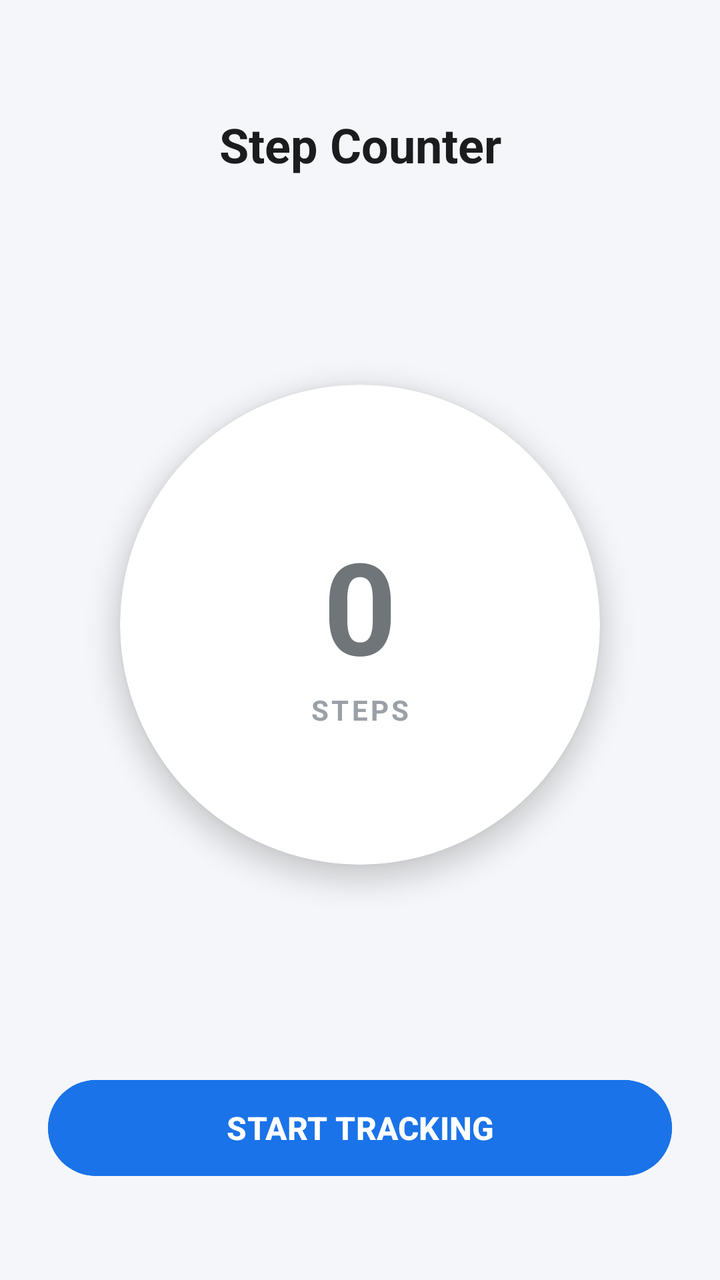
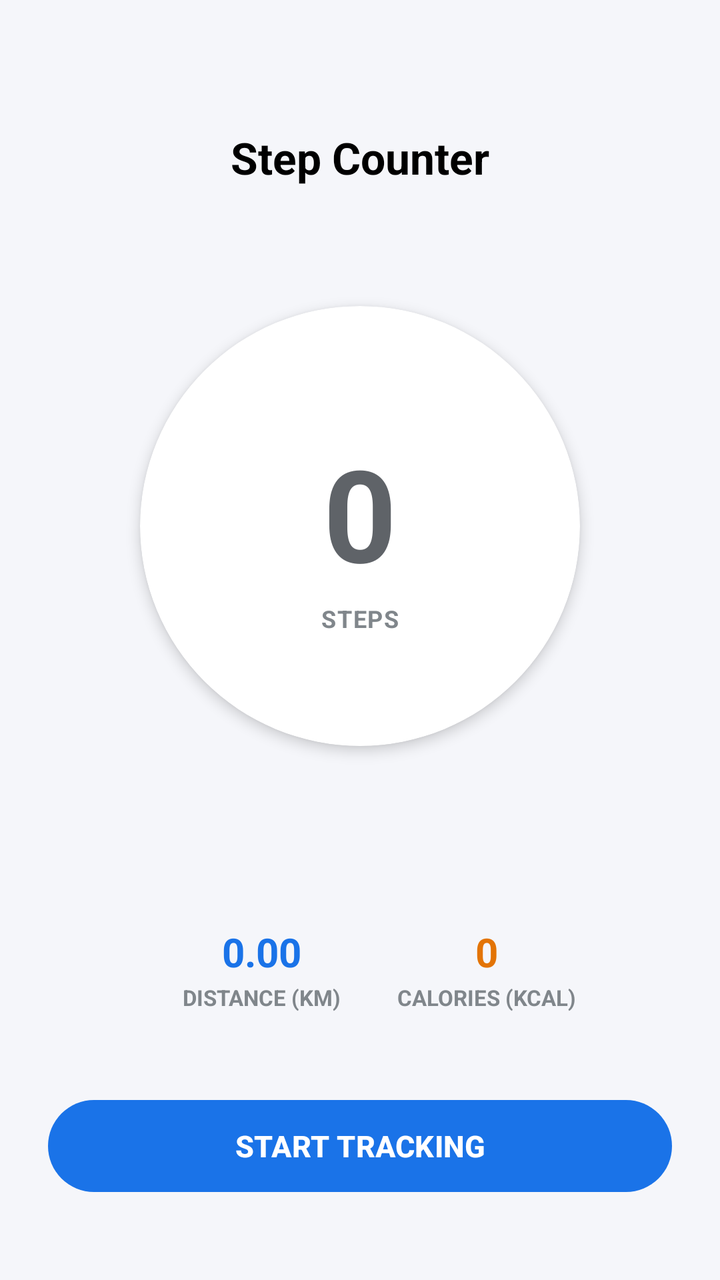

Screens rendered from an Android XML layout before and after an edit, with the pre-edit source and the edit as a unified diff.
<!-- AndroidManifest.xml: application theme Theme.StepCounterByZyden -->
<!-- res/layout/activity_main.xml -->
<?xml version="1.0" encoding="utf-8"?>
<androidx.constraintlayout.widget.ConstraintLayout
    xmlns:android="http://schemas.android.com/apk/res/android"
    xmlns:app="http://schemas.android.com/apk/res-auto"
    xmlns:tools="http://schemas.android.com/tools"
    android:id="@+id/main"
    android:layout_width="match_parent"
    android:layout_height="match_parent"
    android:background="#F4F6F9"
    android:padding="24dp"
    tools:context=".MainActivity">

    <TextView
        android:id="@+id/tvTitle"
        android:layout_width="wrap_content"
        android:layout_height="wrap_content"
        android:text="Step Counter"
        android:textColor="#1A1C1E"
        android:textSize="24sp"
        android:textStyle="bold"
        app:layout_constraintTop_toTopOf="parent"
        app:layout_constraintStart_toStartOf="parent"
        app:layout_constraintEnd_toEndOf="parent"
        android:layout_marginTop="32dp"/>

    
    <androidx.cardview.widget.CardView
        android:id="@+id/cvStepsContainer"
        android:layout_width="240dp"
        android:layout_height="240dp"
        app:cardCornerRadius="120dp"
        app:cardElevation="8dp"
        app:cardBackgroundColor="#FFFFFF"
        app:layout_constraintTop_toBottomOf="@id/tvTitle"
        app:layout_constraintBottom_toTopOf="@id/btnToggleService"
        app:layout_constraintStart_toStartOf="parent"
        app:layout_constraintEnd_toEndOf="parent">

        <LinearLayout
            android:layout_width="match_parent"
            android:layout_height="match_parent"
            android:orientation="vertical"
            android:gravity="center">

            <TextView
                android:id="@+id/tvStepDisplay"
                android:layout_width="wrap_content"
                android:layout_height="wrap_content"
                android:text="0"
                android:textColor="#70757A"
                android:textSize="64sp"
                android:textStyle="bold"/>

            <TextView
                android:layout_width="wrap_content"
                android:layout_height="wrap_content"
                android:text="STEPS"
                android:textColor="#9AA0A6"
                android:textSize="14sp"
                android:textStyle="bold"
                android:letterSpacing="0.1"/>
        </LinearLayout>
    </androidx.cardview.widget.CardView>

    <Button
        android:id="@+id/btnToggleService"
        android:layout_width="match_parent"
        android:layout_height="56dp"
        android:text="START TRACKING"
        android:textSize="16sp"
        android:textStyle="bold"
        android:textColor="#FFFFFF"
        android:backgroundTint="#1A73E8"
        app:layout_constraintBottom_toBottomOf="parent"
        app:layout_constraintStart_toStartOf="parent"
        app:layout_constraintEnd_toEndOf="parent"
        android:layout_marginBottom="24dp"/>

</androidx.constraintlayout.widget.ConstraintLayout>
<!-- resources referenced by this layout -->
<resources>
  <style name="Theme.StepCounterByZyden" parent="Base.Theme.StepCounterByZyden" />
  <style name="Base.Theme.StepCounterByZyden" parent="Theme.Material3.DayNight.NoActionBar">
          
          
      </style>
</resources>

<!-- the commit's change to res/layout/activity_main.xml (unified diff, before → after) -->
@@ -1,79 +1,145 @@
 <?xml version="1.0" encoding="utf-8"?>
-<androidx.constraintlayout.widget.ConstraintLayout
-    xmlns:android="http://schemas.android.com/apk/res/android"
+<androidx.constraintlayout.widget.ConstraintLayout xmlns:android="http://schemas.android.com/apk/res/android"
     xmlns:app="http://schemas.android.com/apk/res-auto"
     xmlns:tools="http://schemas.android.com/tools"
     android:id="@+id/main"
     android:layout_width="match_parent"
     android:layout_height="match_parent"
-    android:background="#F4F6F9"
+    android:background="#F5F6FA"
     android:padding="24dp"
     tools:context=".MainActivity">
 
+    
     <TextView
         android:id="@+id/tvTitle"
         android:layout_width="wrap_content"
         android:layout_height="wrap_content"
+        android:layout_marginTop="40dp"
         android:text="Step Counter"
-        android:textColor="#1A1C1E"
-        android:textSize="24sp"
+        android:textColor="#000000"
+        android:textSize="22sp"
         android:textStyle="bold"
-        app:layout_constraintTop_toTopOf="parent"
+        app:layout_constraintEnd_toEndOf="parent"
         app:layout_constraintStart_toStartOf="parent"
-        app:layout_constraintEnd_toEndOf="parent"
-        android:layout_marginTop="32dp"/>
+        app:layout_constraintTop_toTopOf="parent" />
 
     
     <androidx.cardview.widget.CardView
         android:id="@+id/cvStepsContainer"
-        android:layout_width="240dp"
-        android:layout_height="240dp"
-        app:cardCornerRadius="120dp"
-        app:cardElevation="8dp"
+        android:layout_width="220dp"
+        android:layout_height="220dp"
         app:cardBackgroundColor="#FFFFFF"
+        app:cardCornerRadius="110dp"
+        app:cardElevation="4dp"
+        app:layout_constraintBottom_toTopOf="@id/tvDistanceDisplay"
+        app:layout_constraintEnd_toEndOf="parent"
+        app:layout_constraintStart_toStartOf="parent"
         app:layout_constraintTop_toBottomOf="@id/tvTitle"
-        app:layout_constraintBottom_toTopOf="@id/btnToggleService"
-        app:layout_constraintStart_toStartOf="parent"
-        app:layout_constraintEnd_toEndOf="parent">
+        app:layout_constraintVertical_bias="0.4">
 
-        <LinearLayout
+        
+        <androidx.constraintlayout.widget.ConstraintLayout
             android:layout_width="match_parent"
-            android:layout_height="match_parent"
-            android:orientation="vertical"
-            android:gravity="center">
+            android:layout_height="match_parent">
 
             <TextView
                 android:id="@+id/tvStepDisplay"
                 android:layout_width="wrap_content"
                 android:layout_height="wrap_content"
                 android:text="0"
-                android:textColor="#70757A"
+                android:textColor="#5F6368"
                 android:textSize="64sp"
-                android:textStyle="bold"/>
+                android:textStyle="bold"
+                app:layout_constraintBottom_toBottomOf="parent"
+                app:layout_constraintEnd_toEndOf="parent"
+                app:layout_constraintStart_toStartOf="parent"
+                app:layout_constraintTop_toTopOf="parent"
+                app:layout_constraintVertical_bias="0.45" />
 
             <TextView
                 android:layout_width="wrap_content"
                 android:layout_height="wrap_content"
+                android:layout_marginTop="2dp"
+                android:letterSpacing="0.05"
                 android:text="STEPS"
-                android:textColor="#9AA0A6"
-                android:textSize="14sp"
+                android:textColor="#80868B"
+                android:textSize="12sp"
                 android:textStyle="bold"
-                android:letterSpacing="0.1"/>
-        </LinearLayout>
+                app:layout_constraintEnd_toEndOf="parent"
+                app:layout_constraintStart_toStartOf="parent"
+                app:layout_constraintTop_toBottomOf="@id/tvStepDisplay" />
+        </androidx.constraintlayout.widget.ConstraintLayout>
     </androidx.cardview.widget.CardView>
 
-    <Button
+    
+    <TextView
+        android:id="@+id/tvDistanceDisplay"
+        android:layout_width="wrap_content"
+        android:layout_height="wrap_content"
+        android:layout_marginBottom="2dp"
+        android:text="0.00"
+        android:textColor="#1A73E8"
+        android:textSize="20sp"
+        android:textStyle="bold"
+        app:layout_constraintBottom_toTopOf="@id/tvDistanceLabel"
+        app:layout_constraintEnd_toStartOf="@id/tvCaloriesDisplay"
+        app:layout_constraintHorizontal_chainStyle="spread"
+        app:layout_constraintStart_toStartOf="parent" />
+
+    <TextView
+        android:id="@+id/tvDistanceLabel"
+        android:layout_width="wrap_content"
+        android:layout_height="wrap_content"
+        android:layout_marginBottom="40dp"
+        android:text="DISTANCE (KM)"
+        android:textColor="#80868B"
+        android:textSize="11sp"
+        android:textStyle="bold"
+        app:layout_constraintBottom_toTopOf="@id/btnToggleService"
+        app:layout_constraintEnd_toEndOf="@id/tvDistanceDisplay"
+        app:layout_constraintStart_toStartOf="@id/tvDistanceDisplay" />
+
+    
+    <TextView
+        android:id="@+id/tvCaloriesDisplay"
+        android:layout_width="wrap_content"
+        android:layout_height="wrap_content"
+        android:layout_marginBottom="2dp"
+        android:text="0"
+        android:textColor="#E37405"
+        android:textSize="20sp"
+        android:textStyle="bold"
+        app:layout_constraintBottom_toTopOf="@id/tvCaloriesLabel"
+        app:layout_constraintEnd_toEndOf="parent"
+        app:layout_constraintStart_toEndOf="@id/tvDistanceDisplay" />
+
+    <TextView
+        android:id="@+id/tvCaloriesLabel"
+        android:layout_width="wrap_content"
+        android:layout_height="wrap_content"
+        android:layout_marginBottom="40dp"
+        android:text="CALORIES (KCAL)"
+        android:textColor="#80868B"
+        android:textSize="11sp"
+        android:textStyle="bold"
+        app:layout_constraintBottom_toTopOf="@id/btnToggleService"
+        app:layout_constraintEnd_toEndOf="@id/tvCaloriesDisplay"
+        app:layout_constraintStart_toStartOf="@id/tvCaloriesDisplay" />
+
+    
+    <com.google.android.material.button.MaterialButton
         android:id="@+id/btnToggleService"
         android:layout_width="match_parent"
-        android:layout_height="56dp"
+        android:layout_height="54dp"
+        android:layout_marginBottom="16dp"
         android:text="START TRACKING"
-        android:textSize="16sp"
+        android:textColor="#FFFFFF"
+        android:textSize="15sp"
         android:textStyle="bold"
-        android:textColor="#FFFFFF"
-        android:backgroundTint="#1A73E8"
+        app:backgroundTint="#1A73E8"
+        app:cornerRadius="27dp"
         app:layout_constraintBottom_toBottomOf="parent"
-        app:layout_constraintStart_toStartOf="parent"
         app:layout_constraintEnd_toEndOf="parent"
-        android:layout_marginBottom="24dp"/>
+        app:layout_constraintStart_toStartOf="parent" />
 
 </androidx.constraintlayout.widget.ConstraintLayout>
